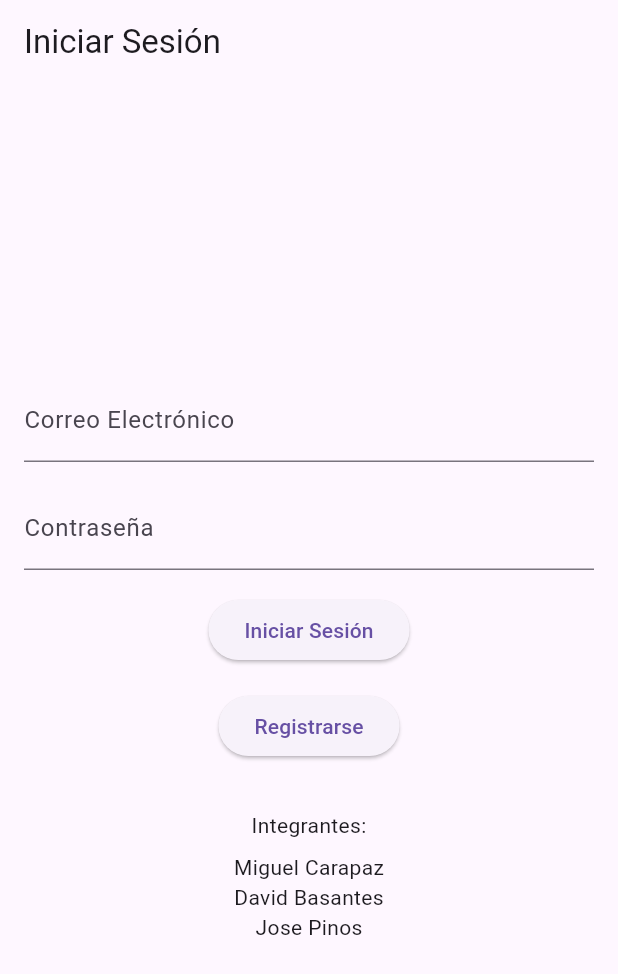
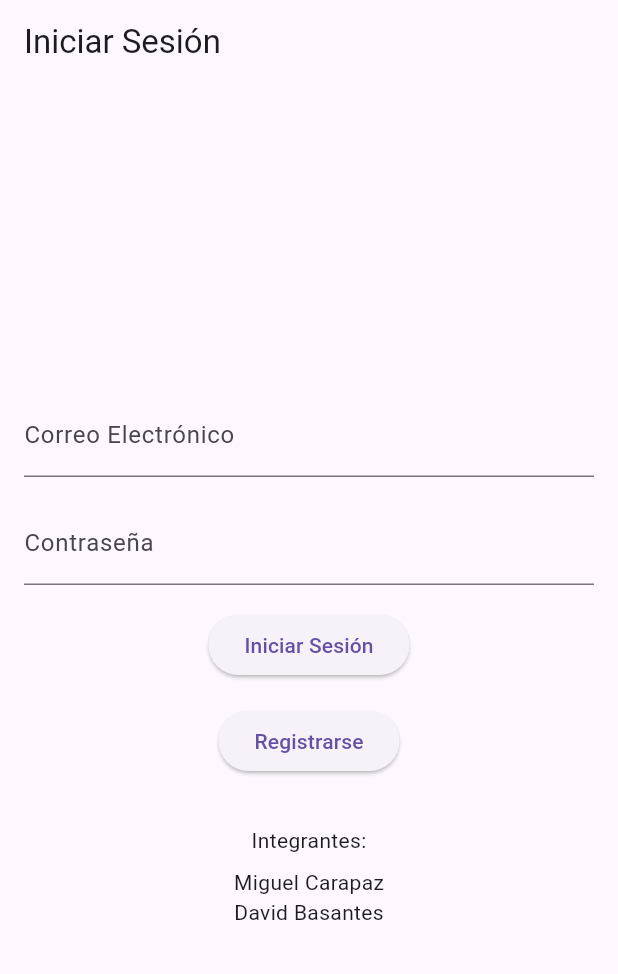
Before and after one commit to DAVIDS2405/flutter, a Flutter app: the screen it shows after launch, on a phone screen of 412 x 824 dp. Shown: the top 974 px of the screen. Run offline on Flutter 3.47's test engine with Material 3 defaults, Android fonts, the phone set to English and light mode, and no system bars; our stand-ins replace carousel_slider, firebase_auth, firebase_core, shared_preferences; missing offline and left inert: shared_preferences_web; accounts and stored records are empty.

Commit message:
Update login.dart

```diff
--- a/lib/screens/login.dart
+++ b/lib/screens/login.dart
@@ -112,7 +112,6 @@ class DeveloperNamesWidget extends StatelessWidget {
         const SizedBox(height: 8),
         Text('Miguel Carapaz'),
         Text('David Basantes'),
-        Text('Jose Pinos'),
       ],
     );
   }
```
